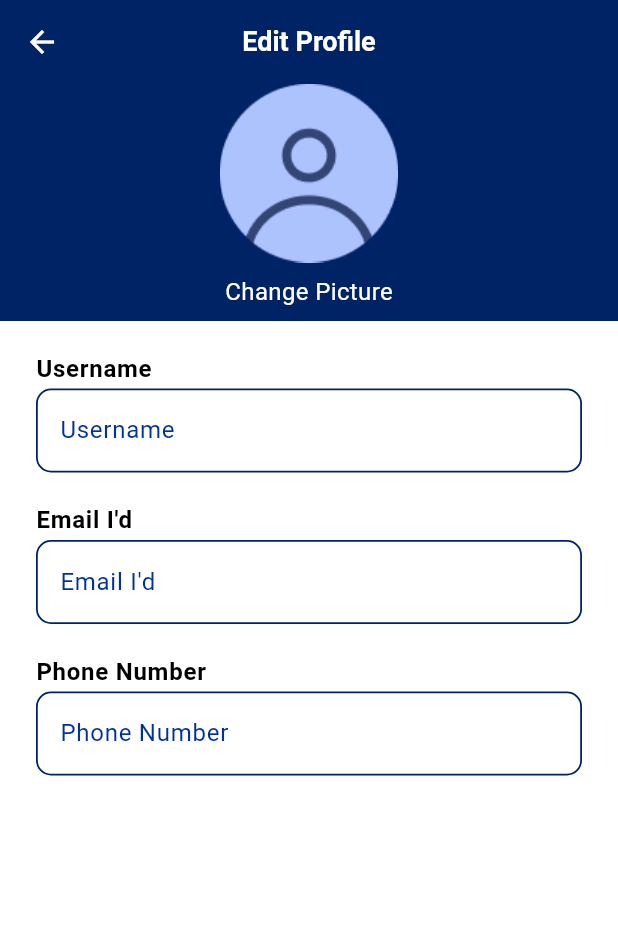
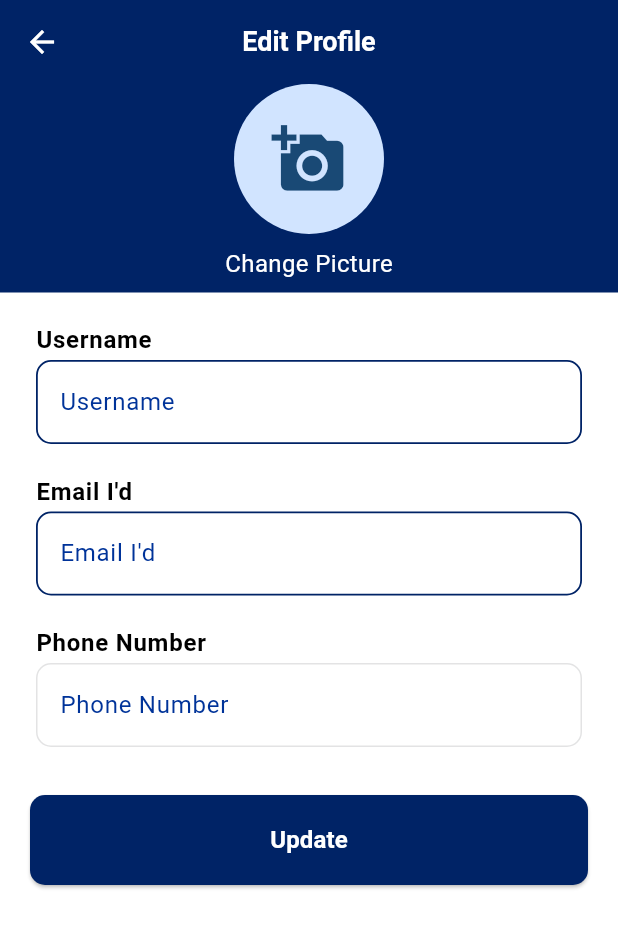
Before and after one commit to saquibjawedbit/CivicVoice, a Flutter app: the screen it shows once a user with an empty profile is signed in, after a tap on the "account circle" icon, on a phone screen of 412 x 824 dp. Shown: the top 928 px of the screen. Run offline on Flutter 3.47's test engine with Material 3 defaults, Android fonts, the light colour scheme and no system bars; our stand-ins replace camera, cloud_firestore, dropdown_search, firebase_auth, firebase_core, firebase_storage and 5 more; accounts and stored records are empty; generated files the repository leaves out were written again.

Commit message:
Added Loading Indicators

```diff
--- a/lib/components/auth/authentication_repo.dart
+++ b/lib/components/auth/authentication_repo.dart
@@ -12,7 +12,7 @@ class AuthenticationRepo {
   late String verificationId;
   late String phoneNumber;
 
-  void sendOTP(String phoneNumber) async {
+  Future<void> sendOTP(String phoneNumber) async {
     await FirebaseAuth.instance.verifyPhoneNumber(
       phoneNumber: phoneNumber,
       timeout: const Duration(seconds: 60),
@@ -38,7 +38,7 @@ class AuthenticationRepo {
     );
   }
 
-  void verifyOTP(String smsCode) async {
+  Future<void> verifyOTP(String smsCode) async {
     // Create a PhoneAuthCredential with the code
     PhoneAuthCredential credential = PhoneAuthProvider.credential(
         verificationId: verificationId, smsCode: smsCode);
--- a/lib/components/controller/db_controller.dart
+++ b/lib/components/controller/db_controller.dart
@@ -10,9 +10,30 @@ class DBController extends GetxController {
   final DbRepo _db = DbRepo();
   final storage = FirebaseStorage.instance;
 
+  late UserModel? _user;
+
+  UserModel? get user => _user;
+
   void storeUser(UserModel user) {
     String uid = FirebaseAuth.instance.currentUser!.uid;
     _db.storeIfNeccessary(user.toMap(), "users", uid);
+  }
+
+  @override
+  void onInit() {
+    getUser();
+    super.onInit();
+  }
+
+  Future<void> getUser() async {
+    String uid = FirebaseAuth.instance.currentUser!.uid;
+    Map<String, dynamic> mp = await _db.getData("users", uid);
+    _user = UserModel.fromMap(mp['data'], uid);
+  }
+
+  void updateUser(UserModel user) {
+    String uid = FirebaseAuth.instance.currentUser!.uid;
+    _db.updateUser(user.toMap(), "users", uid);
   }
 
   void storeComplain(ComplainModel complain) {
--- a/lib/components/controller/location_controller.dart
+++ b/lib/components/controller/location_controller.dart
@@ -12,7 +12,7 @@ class LocationController extends GetxController {
     await _geolocatorRepo.requestPermission();
   }
 
-  void requestAddress() async {
+  Future<void> requestAddress() async {
     _address = await _geolocatorRepo.getAddress();
   }
 
--- a/lib/components/geolocator/geolocator_repo.dart
+++ b/lib/components/geolocator/geolocator_repo.dart
@@ -51,7 +51,7 @@ class GeolocatorRepo {
     // continue accessing the position of the device.
     bool permission = await requestPermission();
 
-    if (!permission) return Future.error("Location service is disabeled");
+    if (!permission) return Future.error("Location service is disabled");
 
     Position position =
         await Geolocator.getCurrentPosition(locationSettings: locationSettings);
--- a/lib/screens/authentication/sign_up_screen.dart
+++ b/lib/screens/authentication/sign_up_screen.dart
@@ -13,9 +13,13 @@ class SignUpScreen extends StatelessWidget {
       body: SafeArea(
         child: Padding(
           padding: const EdgeInsets.symmetric(horizontal: 36),
-          child: Column(
-            mainAxisAlignment: MainAxisAlignment.spaceAround,
-            children: [_headerText(context), _footerText(context)],
+          child: Stack(
+            children: [
+              Column(
+                mainAxisAlignment: MainAxisAlignment.spaceAround,
+                children: [_headerText(context), _footerText(context)],
+              ),
+            ],
           ),
         ),
       ),
@@ -71,7 +75,7 @@ class SignUpScreen extends StatelessWidget {
       bgColor: bgColor,
       onTap: () {
         Get.to(
-          () => LoginScreen(),
+          () => const LoginScreen(),
           transition: Transition.rightToLeftWithFade,
         );
       },
--- a/lib/screens/home_screen.dart
+++ b/lib/screens/home_screen.dart
@@ -17,6 +17,8 @@ class _HomeScreenState extends State<HomeScreen> {
   CameraController? _cameraController;
   late List<CameraDescription> cameras;
   XFile? imageFile;
+
+  bool _isLoading = false;
 
   final LocationController _locationController = Get.put(LocationController());
 
@@ -44,7 +46,10 @@ class _HomeScreenState extends State<HomeScreen> {
       try {
         // Capture the image and save it as a file
         imageFile = await _cameraController!.takePicture();
-        _locationController.requestAddress();
+        setState(() {
+          _isLoading = true;
+        });
+        await _locationController.requestAddress();
         if (imageFile != null) {
           Get.to(
             () => SubmitScreen(imageFile: imageFile!),
@@ -54,6 +59,10 @@ class _HomeScreenState extends State<HomeScreen> {
       } catch (e) {
         debugPrint("Error capturing image: $e");
       }
+
+      setState(() {
+        _isLoading = false;
+      });
     }
   }
 
@@ -75,7 +84,14 @@ class _HomeScreenState extends State<HomeScreen> {
       body: Stack(
         children: [
           SizedBox.expand(child: CameraPreview(_cameraController!)),
-          _captureButton()
+          if (_isLoading)
+            const Align(
+              alignment: Alignment.center,
+              child: CircularProgressIndicator(
+                color: Colors.white,
+              ),
+            ),
+          if (!_isLoading) _captureButton()
         ],
       ),
     );
--- a/lib/screens/profile/history_screen.dart
+++ b/lib/screens/profile/history_screen.dart
@@ -49,7 +49,6 @@ class _HistoryScreenState extends State<HistoryScreen> {
 
   @override
   Widget build(BuildContext context) {
-    //TODO:: fetch and show history
     return Scaffold(
       backgroundColor: Colors.white,
       appBar: AppBar(
--- a/lib/screens/profile/profile_screen.dart
+++ b/lib/screens/profile/profile_screen.dart
@@ -1,12 +1,85 @@
+import 'dart:io';
+
+import 'package:civic_voice/components/buttons/primary_blue_button.dart';
+import 'package:civic_voice/components/controller/db_controller.dart';
+import 'package:civic_voice/components/models/user_model.dart';
+import 'package:firebase_auth/firebase_auth.dart';
 import 'package:flutter/material.dart';
+import 'package:get/get.dart';
+import 'package:image_picker/image_picker.dart';
 
-class ProfileScreen extends StatelessWidget {
+class ProfileScreen extends StatefulWidget {
   const ProfileScreen({super.key});
 
   @override
+  State<ProfileScreen> createState() => _ProfileScreenState();
+}
+
+class _ProfileScreenState extends State<ProfileScreen> {
+  final ImagePicker _picker = ImagePicker();
+  XFile? _image;
+
+  final TextEditingController _nameController = TextEditingController();
+  final TextEditingController _emailController = TextEditingController();
+  final TextEditingController _phoneController = TextEditingController();
+
+  @override
+  void initState() {
+    loadData();
+    super.initState();
+  }
+
+  void loadData() async {
+    _phoneController.text =
+        FirebaseAuth.instance.currentUser!.phoneNumber.toString();
+
+    UserModel? user = _dbController.user;
+
+    if (user == null) {
+      await _dbController.getUser();
+      user = _dbController.user;
+    }
+
+    try {
+      _emailController.text = user!.email ?? "";
+      _nameController.text = user.name ?? "";
+    } catch (e) {
+      debugPrint(e.toString());
+    }
+  }
+
+  Future<void> _pickImage() async {
+    final XFile? pickedImage =
+        await _picker.pickImage(source: ImageSource.gallery);
+    setState(() {
+      _image = pickedImage;
+    });
+  }
+
+  final DBController _dbController = Get.find();
+  final _formKey = GlobalKey<FormState>();
+
+  void _onSubmit() {
+    if (_formKey.currentState!.validate()) {
+      String phoneNumber =
+          FirebaseAuth.instance.currentUser!.phoneNumber.toString();
+      String name = _nameController.text.toString();
+      String emailId = _emailController.text.toString();
+      UserModel user =
+          UserModel(phoneNumber: phoneNumber, email: emailId, name: name);
+      _dbController.updateUser(user);
+      Get.back();
+    }
+  }
+
+  bool _isValidEmail(String value) {
+    String pattern = r'^[a-zA-Z0-9._%+-]+@[a-zA-Z0-9.-]+\.[a-zA-Z]{2,}$';
+    RegExp regex = RegExp(pattern);
+    return regex.hasMatch(value);
+  }
+
+  @override
   Widget build(BuildContext context) {
-    //TODO:: Allow upload of photo
-    //TODO:: Allow upload of data
     return Scaffold(
       backgroundColor: Colors.white,
       appBar: AppBar(
@@ -24,21 +97,61 @@ class ProfileScreen extends StatelessWidget {
           ),
         ),
       ),
-      body: Column(
+      body: Form(
+        key: _formKey,
+        child: Column(
           children: [
             _imagePicker(context),
             const SizedBox(
               height: 20,
             ),
-          _textField("Username", context),
-          _textField("Email I'd", context),
-          _textField("Phone Number", context),
+            _textField(
+              "Username",
+              context,
+              _nameController,
+              (value) {
+                if (value == null || value.isEmpty) {
+                  return "Required";
+                }
+
+                return null;
+              },
+            ),
+            _textField(
+              "Email I'd",
+              context,
+              _emailController,
+              (value) {
+                if (value == null || value.isEmpty || !_isValidEmail(value)) {
+                  return "Invalid Email Address";
+                }
+
+                return null;
+              },
+            ),
+            _textField("Phone Number", context, _phoneController, (value) {
+              return null;
+            }, isEnabled: false),
+            const SizedBox(
+              height: 12,
+            ),
+            Padding(
+              padding: const EdgeInsets.symmetric(horizontal: 20),
+              child: PrimaryBlueButton(
+                text: "Update",
+                textColor: Colors.white,
+                onTap: _onSubmit,
+              ),
+            ),
           ],
+        ),
       ),
     );
   }
 
-  _textField(String title, BuildContext context) {
+  Widget _textField(String title, BuildContext context,
+      TextEditingController controller, String? Function(String?)? validator,
+      {bool isEnabled = true}) {
     return Container(
       padding: const EdgeInsets.symmetric(horizontal: 24),
       constraints: const BoxConstraints(maxWidth: 600),
@@ -54,10 +167,13 @@ class ProfileScreen extends StatelessWidget {
             height: 2,
           ),
           TextFormField(
+            enabled: isEnabled,
+            controller: controller,
             decoration: InputDecoration(
               labelText: title,
               floatingLabelBehavior: FloatingLabelBehavior.never,
             ),
+            validator: validator,
           ),
         ],
       ),
@@ -73,11 +189,22 @@ class ProfileScreen extends StatelessWidget {
       child: Column(
         crossAxisAlignment: CrossAxisAlignment.center,
         children: [
-          Image.asset("assets/images/avatar.png"),
+          CircleAvatar(
+            radius: 50, // You can adjust this based on your requirement
+            backgroundImage: _image != null
+                ? FileImage(File(_image!.path))
+                : null, // If no image is selected, the background is transparent.
+            child: _image == null
+                ? const Icon(Icons.add_a_photo,
+                    size: 50) // Placeholder icon if no image is selected.
+                : null, // Avoid showing the icon when an image is picked.
+          ),
           const SizedBox(
             height: 08,
           ),
-          const Text(
+          InkWell(
+            onTap: _pickImage,
+            child: const Text(
               "Change Picture",
               style: TextStyle(
                 fontSize: 16,
@@ -85,6 +212,7 @@ class ProfileScreen extends StatelessWidget {
                 color: Colors.white,
               ),
             ),
+          ),
         ],
       ),
     );
--- a/pubspec.yaml
+++ b/pubspec.yaml
@@ -45,6 +45,8 @@ dependencies:
   geocoding: ^3.0.0
   cloud_firestore: ^5.5.0
   firebase_storage: ^12.3.6
+  file_picker: ^8.1.4
+  image_picker: ^1.1.2
 
 dev_dependencies:
   flutter_test:
```
Also changed, not shown: lib/components/controller/authentication_controller.dart (+4 -4 lines), lib/components/db/db_repo.dart (+17 -1 lines), lib/components/models/user_model.dart (+11 -0 lines), lib/screens/authentication/login_screen.dart (+28 -5 lines), lib/screens/authentication/otp_verify_screen.dart (+21 -3 lines), pubspec.lock, 6 other files. Lines whose indentation alone changed are shown as unchanged.
